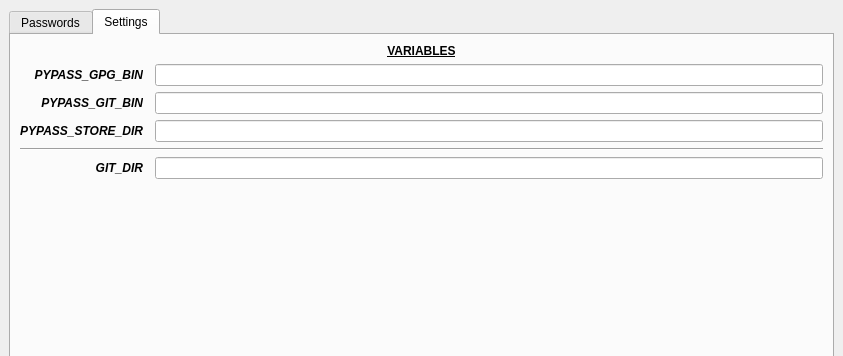
Above: PassUI/data/PassUI.ui from vincentBenet/PassUI before the change; both pictures show x 0 to 843 and y 0 to 356 of the 843 by 711 pixel window. Below: the same form after it.
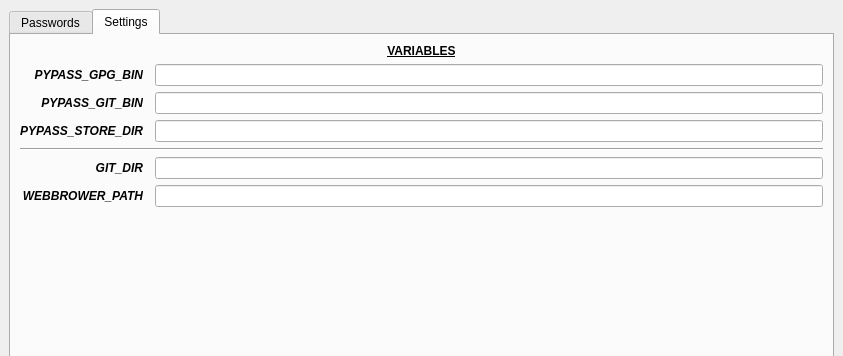
That is the form after the change. The open tabs and pages were chosen to show the change.

Diff of the .ui file:
```diff
--- a/PassUI/data/PassUI.ui
+++ b/PassUI/data/PassUI.ui
@@ -223,6 +223,26 @@
         <item row="5" column="2">
          <widget class="QLineEdit" name="GIT_DIR"/>
         </item>
+        <item row="6" column="2">
+         <widget class="QLineEdit" name="WEBBROWER_PATH"/>
+        </item>
+        <item row="6" column="0">
+         <widget class="QLabel" name="label">
+          <property name="font">
+           <font>
+            <weight>75</weight>
+            <italic>true</italic>
+            <bold>true</bold>
+           </font>
+          </property>
+          <property name="text">
+           <string>WEBBROWER_PATH</string>
+          </property>
+          <property name="alignment">
+           <set>Qt::AlignRight|Qt::AlignTrailing|Qt::AlignVCenter</set>
+          </property>
+         </widget>
+        </item>
        </layout>
       </widget>
      </widget>
```
Left out of the diff: 2 changed lines with no effect on the pictures.
